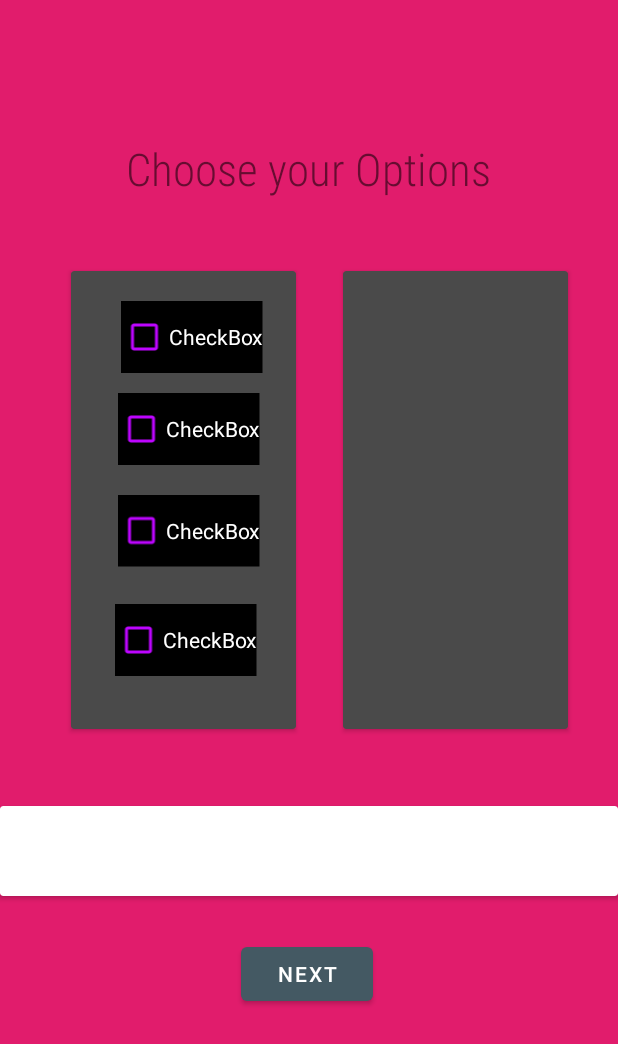
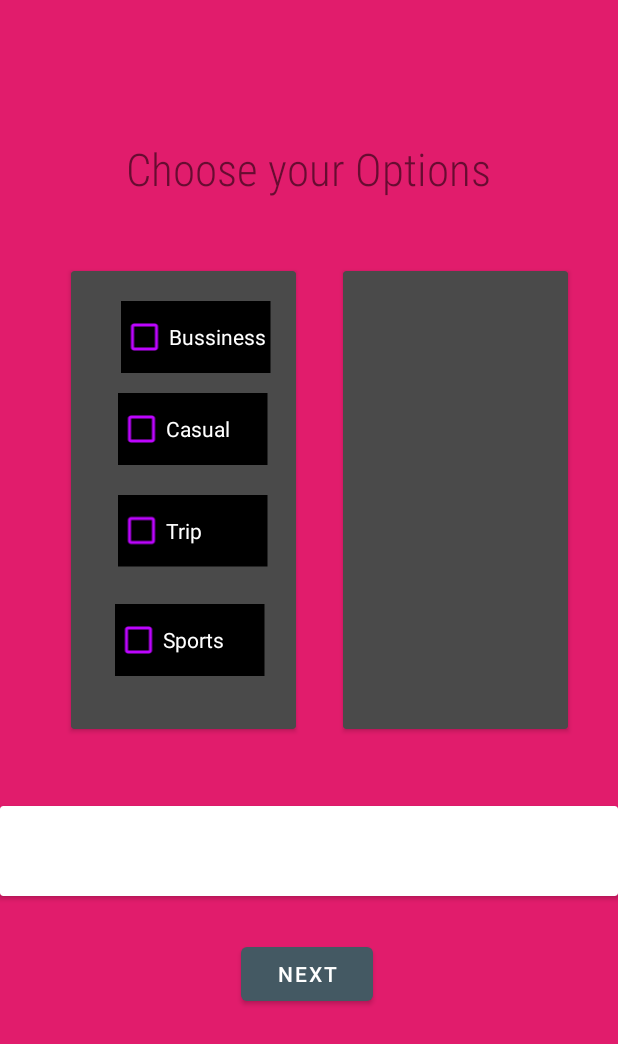
Before and after one commit to jazxii/DaVincis_traveller, an Android app: the qstns2 screen opened directly, with no data from a screen before it, on a phone screen of 412 x 824 dp. Shown: the top 1044 px of the screen. Run offline under Robolectric (Android 15) with nearby library versions, the phone set to English and light mode, and no system bars.

Commit message:
UI change

```diff
--- a/app/src/main/res/layout/activity_phone.xml
+++ b/app/src/main/res/layout/activity_phone.xml
@@ -32,6 +32,7 @@
         android:layout_marginTop="42dp"
         android:layout_marginEnd="139dp"
         android:text="@string/send_otp"
+        android:textColor="#FFFFFF"
         app:backgroundTint="#231539"
         app:cornerRadius="14dp"
         app:layout_constraintEnd_toEndOf="parent"
--- a/app/src/main/res/layout/activity_qstns2.xml
+++ b/app/src/main/res/layout/activity_qstns2.xml
@@ -68,12 +68,12 @@
 
         <CheckBox
             android:id="@+id/ck2"
-            android:layout_width="wrap_content"
+            android:layout_width="100dp"
             android:layout_height="wrap_content"
             android:layout_marginStart="46dp"
             android:layout_marginTop="51dp"
             android:background="@color/black"
-            android:text="CheckBox"
+            android:text="@string/casual"
             android:textColor="#FFFFFF"
             android:translationX="-15dp"
             android:translationY="30dp"
@@ -81,12 +81,12 @@
 
         <CheckBox
             android:id="@+id/ck3"
-            android:layout_width="wrap_content"
+            android:layout_width="100dp"
             android:layout_height="wrap_content"
             android:layout_marginStart="46dp"
             android:layout_marginTop="44dp"
             android:background="@color/black"
-            android:text="CheckBox"
+            android:text="@string/trip"
             android:textColor="#FFFFFF"
             android:translationX="-15dp"
             android:translationY="105dp"
@@ -94,12 +94,12 @@
 
         <CheckBox
             android:id="@+id/ck4"
-            android:layout_width="wrap_content"
+            android:layout_width="100dp"
             android:layout_height="wrap_content"
             android:layout_marginStart="44dp"
             android:layout_marginTop="192dp"
             android:background="@color/black"
-            android:text="CheckBox"
+            android:text="@string/sports"
             android:textColor="#FFFFFF"
             android:translationX="-15dp"
             android:translationY="30dp"
@@ -107,10 +107,10 @@
 
         <CheckBox
             android:id="@+id/ck1"
-            android:layout_width="wrap_content"
+            android:layout_width="100dp"
             android:layout_height="wrap_content"
             android:background="@color/black"
-            android:text="CheckBox"
+            android:text="@string/bussiness"
             android:textColor="#FFFFFF"
             android:translationX="33dp"
             android:translationY="20dp"
--- a/app/src/main/res/layout/activity_register.xml
+++ b/app/src/main/res/layout/activity_register.xml
@@ -80,6 +80,8 @@
         android:layout_marginTop="34dp"
         android:layout_marginEnd="134dp"
         android:text="@string/register1"
+        android:textAlignment="center"
+        android:textColor="#FFFFFF"
         app:backgroundTint="#231539"
         app:cornerRadius="14dp"
         app:layout_constraintEnd_toEndOf="parent"
--- a/app/src/main/res/values/strings.xml
+++ b/app/src/main/res/values/strings.xml
@@ -44,4 +44,8 @@
     <string name="next">Next</string>
     <string name="choose_your_options">Choose your Options</string>
     <string name="davinci_packer">Davinci Packer</string>
+    <string name="casual">Casual</string>
+    <string name="trip">Trip</string>
+    <string name="sports">Sports</string>
+    <string name="bussiness">Bussiness</string>
 </resources>
```
Also changed, not shown: app/src/main/res/layout/activity_qstns.xml (+28 -2 lines).
